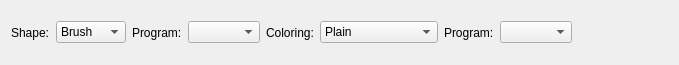
Old version of the form krita/plugins/paintops/dynamicbrush/DynamicBrushOptions.ui in the repository KDE/krita.
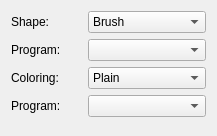
New version of the form.

Commit message: Fix layout to fit in popup.

The edit to the form file:
```diff
--- a/krita/plugins/paintops/dynamicbrush/DynamicBrushOptions.ui
+++ b/krita/plugins/paintops/dynamicbrush/DynamicBrushOptions.ui
@@ -5,19 +5,19 @@
    <rect>
     <x>0</x>
     <y>0</y>
-    <width>679</width>
-    <height>61</height>
+    <width>217</width>
+    <height>136</height>
    </rect>
   </property>
-  <layout class="QHBoxLayout" >
-   <item>
+  <layout class="QGridLayout" name="gridLayout" >
+   <item row="0" column="0" >
     <widget class="QLabel" name="label" >
      <property name="text" >
       <string>Shape:</string>
      </property>
     </widget>
    </item>
-   <item>
+   <item row="0" column="1" >
     <widget class="QComboBox" name="comboBoxShapes" >
      <item>
       <property name="text" >
@@ -31,24 +31,24 @@
      </item>
     </widget>
    </item>
-   <item>
+   <item row="1" column="0" >
     <widget class="QLabel" name="label_2" >
      <property name="text" >
       <string>Program:</string>
      </property>
     </widget>
    </item>
-   <item>
+   <item row="1" column="1" >
     <widget class="QComboBox" name="comboBoxShapePrograms" />
    </item>
-   <item>
+   <item row="2" column="0" >
     <widget class="QLabel" name="label_3" >
      <property name="text" >
       <string>Coloring:</string>
      </property>
     </widget>
    </item>
-   <item>
+   <item row="2" column="1" >
     <widget class="QComboBox" name="comboBoxColoring" >
      <item>
       <property name="text" >
@@ -72,25 +72,25 @@
      </item>
     </widget>
    </item>
-   <item>
+   <item row="3" column="0" >
     <widget class="QLabel" name="label_4" >
      <property name="text" >
       <string>Program:</string>
      </property>
     </widget>
    </item>
-   <item>
+   <item row="3" column="1" >
     <widget class="QComboBox" name="comboBoxColoringPrograms" />
    </item>
-   <item>
-    <spacer>
+   <item row="4" column="1" >
+    <spacer name="verticalSpacer" >
      <property name="orientation" >
-      <enum>Qt::Horizontal</enum>
+      <enum>Qt::Vertical</enum>
      </property>
-     <property name="sizeHint" >
+     <property name="sizeHint" stdset="0" >
       <size>
-       <width>51</width>
-       <height>43</height>
+       <width>20</width>
+       <height>8</height>
       </size>
      </property>
     </spacer>
```
The commit also changes 1 other file.
